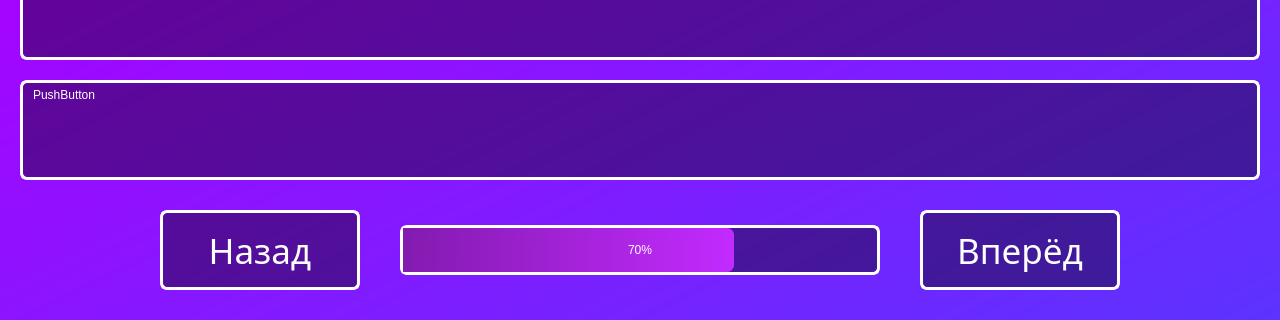
This is test.ui in Bubblegubm/appforstaff as Qt 5 draws it before an edit; both pictures show x 0 to 1280 and y 400 to 720 of the 1280 by 720 pixel window. The edited form follows.
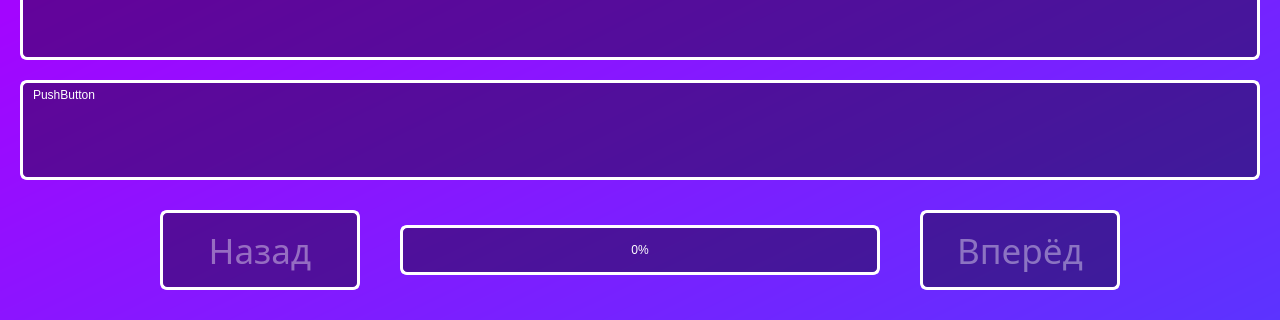
This is the edited form.

Commit message: Update function "pressed_button_registration" in Window_Registration

Patch:
```diff
--- a/test.ui
+++ b/test.ui
@@ -80,7 +80,7 @@
 }</string>
     </property>
     <property name="value">
-     <number>70</number>
+     <number>0</number>
     </property>
     <property name="alignment">
      <set>Qt::AlignCenter</set>
@@ -114,22 +114,13 @@
      </font>
     </property>
     <property name="styleSheet">
-     <string notr="true">QPushButton{
-color: rgb(255, 255, 255);
+     <string notr="true">color: rgba(255, 255, 255, 100);
 border: 3px solid rgb(255, 255, 255);
 border-radius: 7px;
 font: 26pt &quot;Ambient(RUS BY LYAJKA)&quot;;
 background-color: rgba(0, 0, 0, 100);
 width: 50px;
-}
-
-QPushButton::hover{
-background-color: rgba(0, 0, 0, 150);
-}
-
-QPushButton::pressed{
-background-color: rgba(0, 0, 0, 200);
-}</string>
+</string>
     </property>
     <property name="text">
      <string>Назад</string>
@@ -163,22 +154,13 @@
      </font>
     </property>
     <property name="styleSheet">
-     <string notr="true">QPushButton{
-color: rgb(255, 255, 255);
+     <string notr="true">color: rgba(255, 255, 255, 100);
 border: 3px solid rgb(255, 255, 255);
 border-radius: 7px;
 font: 26pt &quot;Ambient(RUS BY LYAJKA)&quot;;
 background-color: rgba(0, 0, 0, 100);
 width: 50px;
-}
-
-QPushButton::hover{
-background-color: rgba(0, 0, 0, 150);
-}
-
-QPushButton::pressed{
-background-color: rgba(0, 0, 0, 200);
-}</string>
+</string>
     </property>
     <property name="text">
      <string>Вперёд</string>
```
The commit also changes 9 other files.
